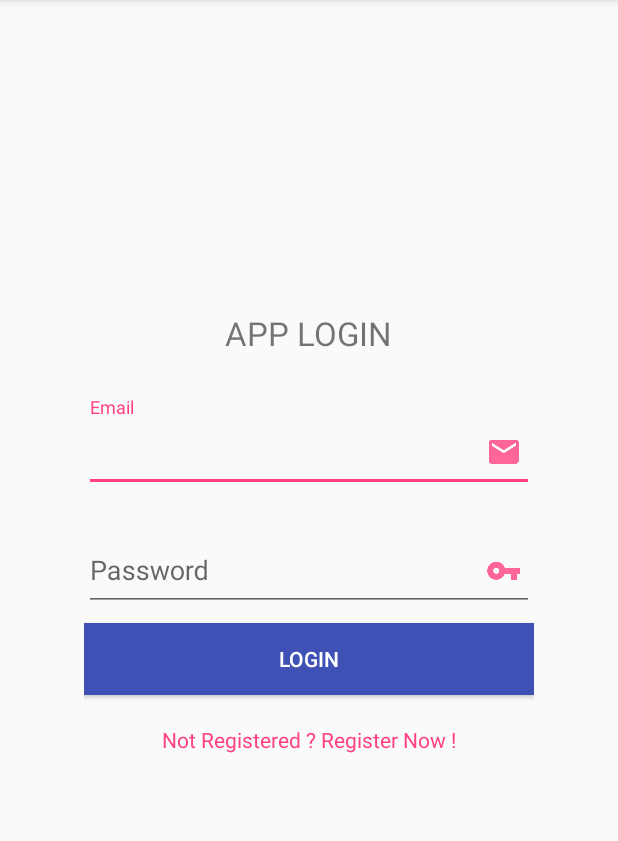
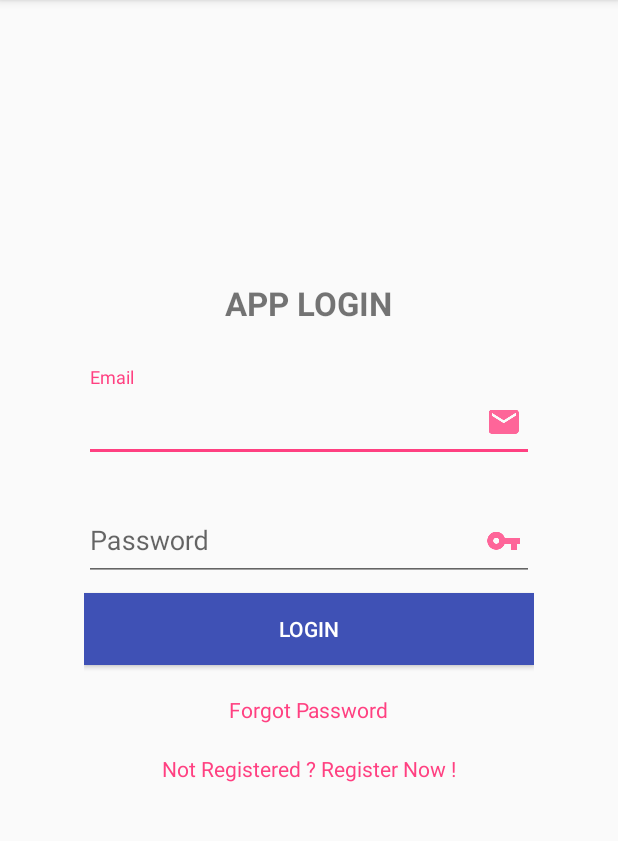
Before and after one commit to Surender-K/RegistrationApp, an Android app: the screen it shows after launch (MainActivity), on a phone screen of 412 x 824 dp, the part 84-925 px from its top. Run offline under Robolectric (Android 15) with nearby library versions, the phone set to English and light mode, and no system bars.

Commit message:
Password Reset feature added

```diff
--- a/app/src/main/java/app/techtutsonline/com/registrationapp/Constants.java
+++ b/app/src/main/java/app/techtutsonline/com/registrationapp/Constants.java
@@ -18,4 +18,6 @@ public class Constants {
     public static final String UNIQUE_ID = "unique_id";
 
     public static final String TAG = "RegistrationApp";
+    public static final String RESET_PASSWORD_INITIATE = "resPassReq";
+    public static final String RESET_PASSWORD_FINISH = "resPass";
 }
--- a/app/src/main/java/app/techtutsonline/com/registrationapp/LoginFragment.java
+++ b/app/src/main/java/app/techtutsonline/com/registrationapp/LoginFragment.java
@@ -3,6 +3,7 @@ package app.techtutsonline.com.registrationapp;
 /**
  * Created by surender on 08-08-2016.
  */
+
 import android.app.Fragment;
 import android.app.FragmentTransaction;
 import android.content.SharedPreferences;
@@ -26,13 +27,15 @@ import retrofit2.Callback;
 import retrofit2.Retrofit;
 import retrofit2.converter.gson.GsonConverterFactory;
 
+
 public class LoginFragment extends Fragment implements View.OnClickListener{
 
     private AppCompatButton btn_login;
     private EditText et_email,et_password;
-    private TextView tv_register;
+    private TextView tv_register,tv_reset_password;
     private ProgressBar progress;
     private SharedPreferences pref;
+
 
     @Override
     public View onCreateView(LayoutInflater inflater, ViewGroup container, Bundle savedInstanceState) {
@@ -48,6 +51,7 @@ public class LoginFragment extends Fragment implements View.OnClickListener{
 
         btn_login = (AppCompatButton)view.findViewById(R.id.btn_login);
         tv_register = (TextView)view.findViewById(R.id.tv_register);
+        tv_reset_password = (TextView)view.findViewById(R.id.tv_reset_password);
         et_email = (EditText)view.findViewById(R.id.et_email);
         et_password = (EditText)view.findViewById(R.id.et_password);
 
@@ -55,6 +59,7 @@ public class LoginFragment extends Fragment implements View.OnClickListener{
 
         btn_login.setOnClickListener(this);
         tv_register.setOnClickListener(this);
+        tv_reset_password.setOnClickListener(this);
     }
 
     @Override
@@ -80,7 +85,9 @@ public class LoginFragment extends Fragment implements View.OnClickListener{
                     Snackbar.make(getView(), "Fields are empty !", Snackbar.LENGTH_LONG).show();
                 }
                 break;
-
+            case R.id.tv_reset_password:
+                goToResetPassword();
+                break;
         }
     }
     private void loginProcess(String email,String password){
@@ -131,6 +138,14 @@ public class LoginFragment extends Fragment implements View.OnClickListener{
         });
     }
 
+    private void goToResetPassword(){
+
+        Fragment reset = new ResetPasswordFragment();
+        FragmentTransaction ft = getFragmentManager().beginTransaction();
+        ft.replace(R.id.fragment_frame,reset);
+        ft.commit();
+    }
+
     private void goToRegister(){
 
         Fragment register = new RegisterFragment();
--- a/app/src/main/java/app/techtutsonline/com/registrationapp/User.java
+++ b/app/src/main/java/app/techtutsonline/com/registrationapp/User.java
@@ -9,6 +9,7 @@ public class User {private String name;
     private String password;
     private String old_password;
     private String new_password;
+    private String code;
 
     public String getName() {
         return name;
@@ -42,4 +43,8 @@ public class User {private String name;
         this.new_password = new_password;
     }
 
+    public void setCode(String code) {
+        this.code = code;
+    }
+
 }
--- a/app/src/main/res/layout/fragment_login.xml
+++ b/app/src/main/res/layout/fragment_login.xml
@@ -10,6 +10,7 @@
     <TextView
         android:text="APP LOGIN"
         android:textSize="22sp"
+        android:textStyle="bold"
         android:textAlignment="center"
         android:layout_marginBottom="20dp"
         android:layout_width="wrap_content"
@@ -56,6 +57,14 @@
         android:layout_height="wrap_content"/>
 
     <TextView
+        android:id="@+id/tv_reset_password"
+        android:layout_marginTop="20dp"
+        android:textColor="@color/colorAccent"
+        android:text="Forgot Password"
+        android:layout_width="wrap_content"
+        android:layout_height="wrap_content" />
+
+    <TextView
         android:id="@+id/tv_register"
         android:layout_marginTop="20dp"
         android:textColor="@color/colorAccent"
--- a/app/src/main/res/layout/fragment_register.xml
+++ b/app/src/main/res/layout/fragment_register.xml
@@ -10,6 +10,7 @@
     <TextView
         android:text="APP REGISTER"
         android:textSize="22sp"
+        android:textStyle="bold"
         android:textAlignment="center"
         android:layout_marginBottom="20dp"
         android:layout_width="wrap_content"
```
